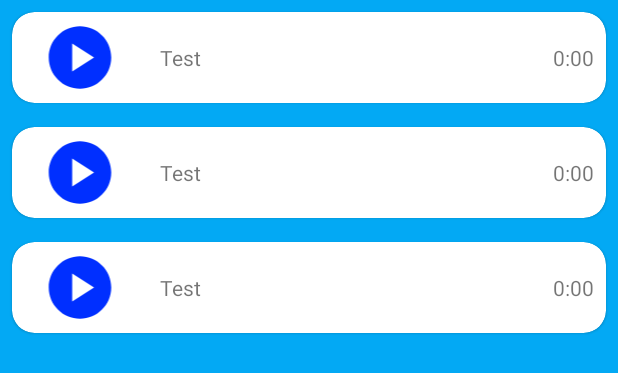
After one commit to L0kys/projet-m1, an Android app: the layout storage_fragment.xml on its own in the app's theme, with its tools: preview values and no code run, on a phone screen of 412 x 824 dp. The commit adds this screen. Shown: the top 373 px of the screen. Run offline under Robolectric (Android 15) with nearby library versions, the phone set to English and light mode, and no system bars.

Commit message:
Storage Permissions + Storage display

```diff
--- a/application/app/src/main/AndroidManifest.xml
+++ b/application/app/src/main/AndroidManifest.xml
@@ -5,8 +5,8 @@
     <uses-feature android:name="android.hardware.camera.any" />
     <uses-permission android:name="android.permission.CAMERA" />
     <uses-permission android:name="android.permission.RECORD_AUDIO" />
-    <uses-permission android:name="android.permission.WRITE_EXTERNAL_STORAGE"
-        android:maxSdkVersion="28" />
+    <uses-permission android:name="android.permission.WRITE_EXTERNAL_STORAGE" />
+    <uses-permission android:name="android.permission.READ_EXTERNAL_STORAGE" />
 
     <application
         android:name="com.example.projetm1.app.ProjetApp"
--- /dev/null
+++ b/application/app/src/main/java/com/example/projetm1/Video.kt
@@ -0,0 +1,5 @@
+package com.example.projetm1
+
+import android.net.Uri
+
+data class Video(val id: String, val title: String, val duration: Long=0, val folderName: String, val size: String, val path: String, val artUri: Uri)
--- /dev/null
+++ b/application/app/src/main/res/drawable/baseline_play_circle_24.xml
@@ -0,0 +1,5 @@
+<vector android:height="24dp" android:tint="#002FFF"
+    android:viewportHeight="24" android:viewportWidth="24"
+    android:width="24dp" xmlns:android="http://schemas.android.com/apk/res/android">
+    <path android:fillColor="@android:color/white" android:pathData="M12,2C6.48,2 2,6.48 2,12s4.48,10 10,10s10,-4.48 10,-10S17.52,2 12,2zM9.5,16.5v-9l7,4.5L9.5,16.5z"/>
+</vector>
--- /dev/null
+++ b/application/app/src/main/res/layout/storage_fragment.xml
@@ -0,0 +1,15 @@
+<?xml version="1.0" encoding="utf-8"?>
+    <!--Test n°1-->
+<androidx.coordinatorlayout.widget.CoordinatorLayout
+    xmlns:android="http://schemas.android.com/apk/res/android"
+    xmlns:tools="http://schemas.android.com/tools"
+    android:layout_width="match_parent"
+    android:layout_height="match_parent">
+    <androidx.recyclerview.widget.RecyclerView
+        android:id="@+id/videoListRecyclerView"
+        android:layout_width="match_parent"
+        android:layout_height="match_parent"
+        tools:listitem="@layout/view_holder_video"
+        android:background="#03A9F4"/>
+
+</androidx.coordinatorlayout.widget.CoordinatorLayout>
--- /dev/null
+++ b/application/app/src/main/res/layout/view_holder_video.xml
@@ -0,0 +1,46 @@
+<?xml version="1.0" encoding="utf-8"?>
+<!--Test n°1-->
+<com.google.android.material.card.MaterialCardView
+    xmlns:android="http://schemas.android.com/apk/res/android"
+    xmlns:app="http://schemas.android.com/apk/res-auto"
+    android:layout_width="match_parent"
+    android:layout_height="wrap_content"
+    android:layout_margin="8dp"
+    app:cardCornerRadius="15dp">
+
+    <LinearLayout
+        android:layout_width="match_parent"
+        android:layout_height="match_parent"
+        android:orientation="horizontal">
+
+        <com.google.android.material.imageview.ShapeableImageView
+            android:id="@+id/videoImg"
+            android:layout_width="80dp"
+            android:layout_height="50dp"
+            android:layout_margin="5dp"
+            android:src="@drawable/baseline_play_circle_24"
+            android:contentDescription="test"
+            android:layout_marginStart="5dp"/>
+
+        <TextView
+            android:id="@+id/videoName"
+            android:layout_width="match_parent"
+            android:layout_height="match_parent"
+            android:text="Test"
+            android:gravity="center_vertical"
+            android:maxLines="1"
+            android:layout_marginStart="8dp"
+            android:layout_marginEnd="8dp"/>
+
+
+    </LinearLayout>
+    <TextView
+        android:id="@+id/duration"
+        android:layout_width="wrap_content"
+        android:layout_height="match_parent"
+        android:text="0:00"
+        android:gravity="center_vertical"
+        android:layout_gravity="end|center_horizontal"
+        android:layout_marginEnd="8dp"/>
+
+</com.google.android.material.card.MaterialCardView>
--- a/application/app/src/main/res/navigation/nav_graph.xml
+++ b/application/app/src/main/res/navigation/nav_graph.xml
@@ -3,7 +3,7 @@
     xmlns:app="http://schemas.android.com/apk/res-auto"
     xmlns:tools="http://schemas.android.com/tools"
     android:id="@+id/nav_graph"
-    app:startDestination="@id/homeFragment">
+    app:startDestination="@id/storageFragment">
 
     <fragment
         android:id="@+id/homeFragment"
@@ -11,5 +11,9 @@
         android:label="HomeFragment"
         tools:layout="@layout/home_fragment">
     </fragment>
+    <fragment
+        android:id="@+id/storageFragment"
+        android:name="com.example.projetm1.view.StorageFragment"
+        android:label="StorageFragment" />
 
 </navigation>
```
Also changed, not shown: application/app/src/main/java/com/example/projetm1/view/MainActivity.kt (+4 -6 lines), application/app/src/main/java/com/example/projetm1/view/StorageFragment.kt (added, +88 -0 lines), application/app/src/main/java/com/example/projetm1/view/StorageViewHolder.kt (added, +10 -0 lines), application/app/src/main/java/com/example/projetm1/view/VideoListAdapter.kt (added, +27 -0 lines).
